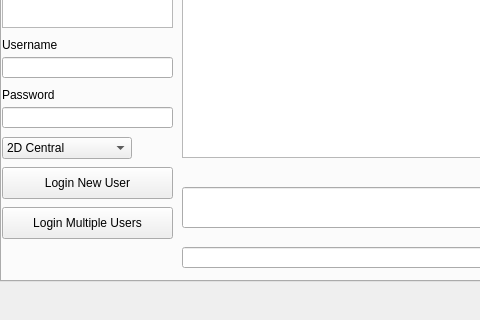
The window that mainwindow.ui (Arus12316/sabotv2) describes before a commit, drawn with Qt 5; both pictures show x 0 to 480 and y 266 to 586 of the 1414 by 586 pixel window.
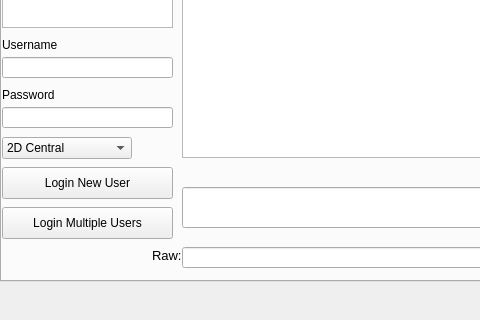
The same window after the commit.

Patch:
```diff
--- a/mainwindow.ui
+++ b/mainwindow.ui
@@ -303,6 +303,24 @@
        <string/>
       </property>
      </widget>
+     <widget class="QLabel" name="label">
+      <property name="geometry">
+       <rect>
+        <x>150</x>
+        <y>470</y>
+        <width>31</width>
+        <height>16</height>
+       </rect>
+      </property>
+      <property name="font">
+       <font>
+        <pointsize>10</pointsize>
+       </font>
+      </property>
+      <property name="text">
+       <string>Raw:</string>
+      </property>
+     </widget>
     </widget>
    </widget>
   </widget>
```
